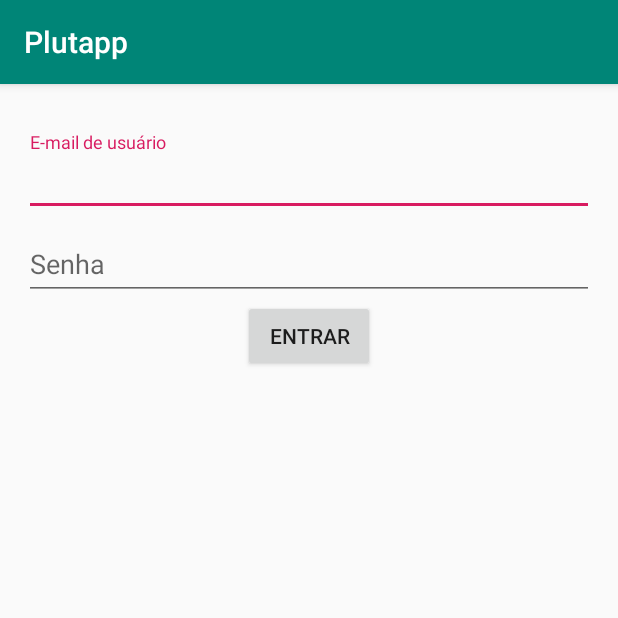
After one commit to weslleyng/Plutapp, an Android app: the fragment SignInFragment shown on its own in the app's theme, on a phone screen of 412 x 824 dp, the top half of it. The commit adds this screen. Run offline under Robolectric (Android 15) with nearby library versions, the phone set to English and light mode, and no system bars.

Commit message:
Adicionado fragmento SignIn

```diff
--- a/app/build.gradle
+++ b/app/build.gradle
@@ -26,14 +26,18 @@ android {
 dependencies {
     implementation fileTree(dir: 'libs', include: ['*.jar'])
     implementation "org.jetbrains.kotlin:kotlin-stdlib-jdk7:$kotlin_version"
-    implementation 'androidx.appcompat:appcompat:1.0.2'
-    implementation 'androidx.core:core-ktx:1.0.2'
+    implementation 'androidx.appcompat:appcompat:1.1.0'
+    implementation 'androidx.core:core-ktx:1.1.0'
     implementation 'androidx.constraintlayout:constraintlayout:1.1.3'
     implementation 'com.squareup.retrofit2:retrofit:2.6.1'
     implementation 'com.squareup.retrofit2:converter-gson:2.6.1'
     implementation 'androidx.legacy:legacy-support-v4:1.0.0'
     implementation 'androidx.recyclerview:recyclerview:1.0.0'
+    implementation 'com.github.weslleyng:code-base:0.0.1'
+    implementation 'androidx.lifecycle:lifecycle-extensions:2.1.0'
+    implementation 'androidx.lifecycle:lifecycle-viewmodel-ktx:2.1.0'
     testImplementation 'junit:junit:4.12'
-    androidTestImplementation 'androidx.test:runner:1.1.1'
-    androidTestImplementation 'androidx.test.espresso:espresso-core:3.1.1'
+    androidTestImplementation 'androidx.test:runner:1.2.0'
+    androidTestImplementation 'androidx.test.espresso:espresso-core:3.2.0'
+    implementation 'com.google.android.material:material:1.0.0'
 }
--- a/app/src/main/AndroidManifest.xml
+++ b/app/src/main/AndroidManifest.xml
@@ -9,6 +9,7 @@
         android:roundIcon="@mipmap/ic_launcher_round"
         android:supportsRtl="true"
         android:theme="@style/AppTheme">
+        <activity android:name=".ui.activity.LoginActivity"></activity>
         <activity android:name=".MainActivity">
             <intent-filter>
                 <action android:name="android.intent.action.MAIN" />
--- a/app/src/main/java/dev/weslley/plutapp/model/Stock.kt
+++ b/app/src/main/java/dev/weslley/plutapp/data/model/Stock.kt
@@ -1,4 +1,4 @@
-package dev.weslley.plutapp.model
+package dev.weslley.plutapp.data.model
 
 import com.google.gson.annotations.SerializedName
 
--- a/app/src/main/java/dev/weslley/plutapp/fragments/ExchangeStockFragmentFragment.kt
+++ b/app/src/main/java/dev/weslley/plutapp/ui/fragments/ExchangeStockFragmentFragment.kt
@@ -1,4 +1,4 @@
-package dev.weslley.plutapp.fragments
+package dev.weslley.plutapp.ui.fragments
 
 import android.os.Bundle
 import android.view.LayoutInflater
--- /dev/null
+++ b/app/src/main/java/dev/weslley/plutapp/ui/fragments/SignInFragment.java
@@ -0,0 +1,37 @@
+package dev.weslley.plutapp.ui.fragments;
+
+import androidx.lifecycle.ViewModelProviders;
+
+import android.os.Bundle;
+
+import androidx.annotation.NonNull;
+import androidx.annotation.Nullable;
+import androidx.fragment.app.Fragment;
+
+import android.view.LayoutInflater;
+import android.view.View;
+import android.view.ViewGroup;
+
+import dev.weslley.plutapp.R;
+
+public class SignInFragment extends Fragment {
+
+    private UserViewModel mViewModel;
+
+    public static SignInFragment newInstance() {
+        return new SignInFragment();
+    }
+
+    @Override
+    public View onCreateView(@NonNull LayoutInflater inflater, @Nullable ViewGroup container,
+                             @Nullable Bundle savedInstanceState) {
+        return inflater.inflate(R.layout.sign_in_fragment, container, false);
+    }
+
+    @Override
+    public void onActivityCreated(@Nullable Bundle savedInstanceState) {
+        super.onActivityCreated(savedInstanceState);
+        mViewModel = ViewModelProviders.of(this).get(UserViewModel.class);
+    }
+
+}
--- /dev/null
+++ b/app/src/main/java/dev/weslley/plutapp/ui/fragments/UserViewModel.java
@@ -0,0 +1,7 @@
+package dev.weslley.plutapp.ui.fragments;
+
+import androidx.lifecycle.ViewModel;
+
+public class UserViewModel extends ViewModel {
+    // TODO: Implement the ViewModel
+}
--- a/app/src/main/res/layout/fragment_exchangestockfragment_list.xml
+++ b/app/src/main/res/layout/fragment_exchangestockfragment_list.xml
@@ -9,5 +9,5 @@
     android:layout_marginLeft="16dp"
     android:layout_marginRight="16dp"
     app:layoutManager="LinearLayoutManager"
-    tools:context=".fragments.ExchangeStockFragmentFragment"
+    tools:context=".ui.fragments.ExchangeStockFragmentFragment"
     tools:listitem="@layout/fragment_exchangestockfragment" />
--- /dev/null
+++ b/app/src/main/res/layout/sign_in_fragment.xml
@@ -0,0 +1,58 @@
+<?xml version="1.0" encoding="utf-8"?>
+<androidx.constraintlayout.widget.ConstraintLayout xmlns:android="http://schemas.android.com/apk/res/android"
+    xmlns:tools="http://schemas.android.com/tools"
+    android:layout_width="match_parent"
+    android:layout_height="match_parent"
+    xmlns:app="http://schemas.android.com/apk/res-auto"
+    tools:context=".ui.fragments.SignInFragment">
+
+    <com.google.android.material.textfield.TextInputLayout
+        android:id="@+id/textInputLayout"
+        android:layout_width="match_parent"
+        android:layout_height="wrap_content"
+        android:layout_marginStart="16dp"
+        android:layout_marginTop="32dp"
+        android:layout_marginEnd="16dp"
+        app:layout_constraintEnd_toEndOf="parent"
+        app:layout_constraintStart_toStartOf="parent"
+        app:layout_constraintTop_toTopOf="parent">
+
+        <com.google.android.material.textfield.TextInputEditText
+            android:id="@+id/tx_email"
+            android:layout_width="match_parent"
+            android:layout_height="wrap_content"
+            android:hint="@string/email_hint" />
+    </com.google.android.material.textfield.TextInputLayout>
+
+    <com.google.android.material.textfield.TextInputLayout
+        android:id="@+id/textInputLayout2"
+        android:layout_width="match_parent"
+        android:layout_height="wrap_content"
+        android:layout_marginStart="16dp"
+        android:layout_marginEnd="16dp"
+        app:layout_constraintEnd_toEndOf="parent"
+        app:layout_constraintStart_toStartOf="parent"
+        app:layout_constraintTop_toBottomOf="@+id/textInputLayout">
+
+        <com.google.android.material.textfield.TextInputEditText
+            android:id="@+id/tx_password"
+            android:layout_width="match_parent"
+            android:layout_height="wrap_content"
+            android:layout_marginTop="296dp"
+            android:hint="Senha"
+            android:imeOptions="actionDone"
+            android:inputType="textPassword"
+            tools:layout_editor_absoluteX="-25dp" />
+    </com.google.android.material.textfield.TextInputLayout>
+
+    <Button
+        android:id="@+id/btnLogin"
+        android:layout_width="wrap_content"
+        android:layout_height="wrap_content"
+        android:text="Entrar"
+        app:layout_constraintEnd_toEndOf="parent"
+        app:layout_constraintStart_toStartOf="parent"
+        app:layout_constraintTop_toBottomOf="@+id/textInputLayout2" />
+
+
+</androidx.constraintlayout.widget.ConstraintLayout>
--- a/app/src/main/res/values/strings.xml
+++ b/app/src/main/res/values/strings.xml
@@ -1,3 +1,4 @@
 <resources>
     <string name="app_name">Plutapp</string>
+    <string name="email_hint">E-mail de usuário</string>
 </resources>
--- a/build.gradle
+++ b/build.gradle
@@ -19,7 +19,7 @@ allprojects {
     repositories {
         google()
         jcenter()
-
+        maven { url "https://jitpack.io" }
     }
 }
 
```
